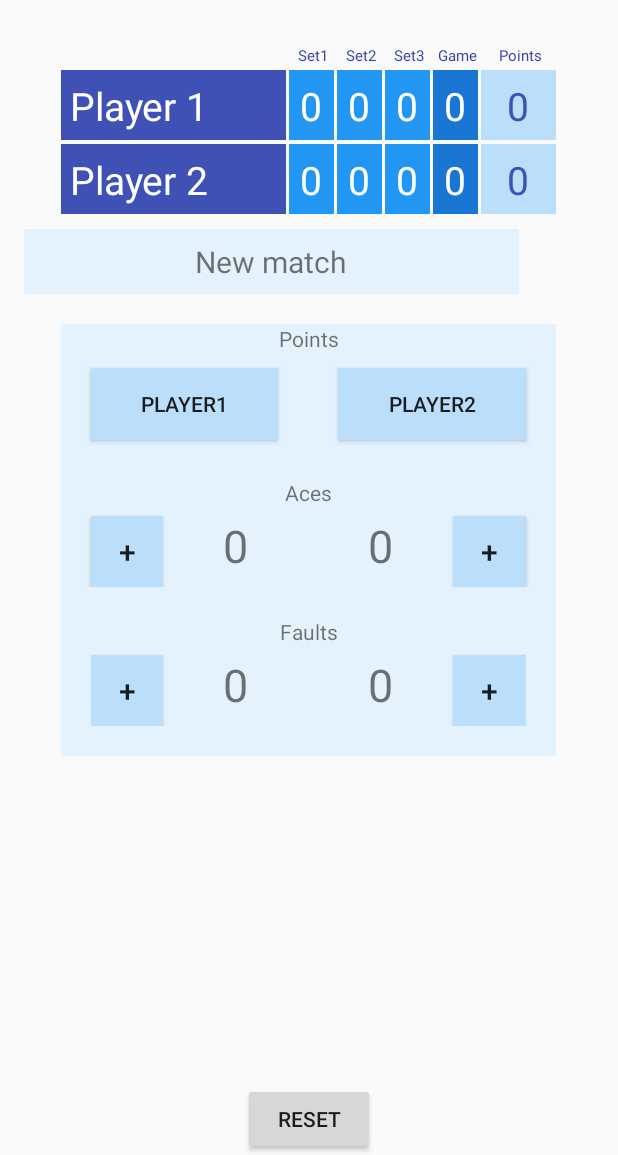
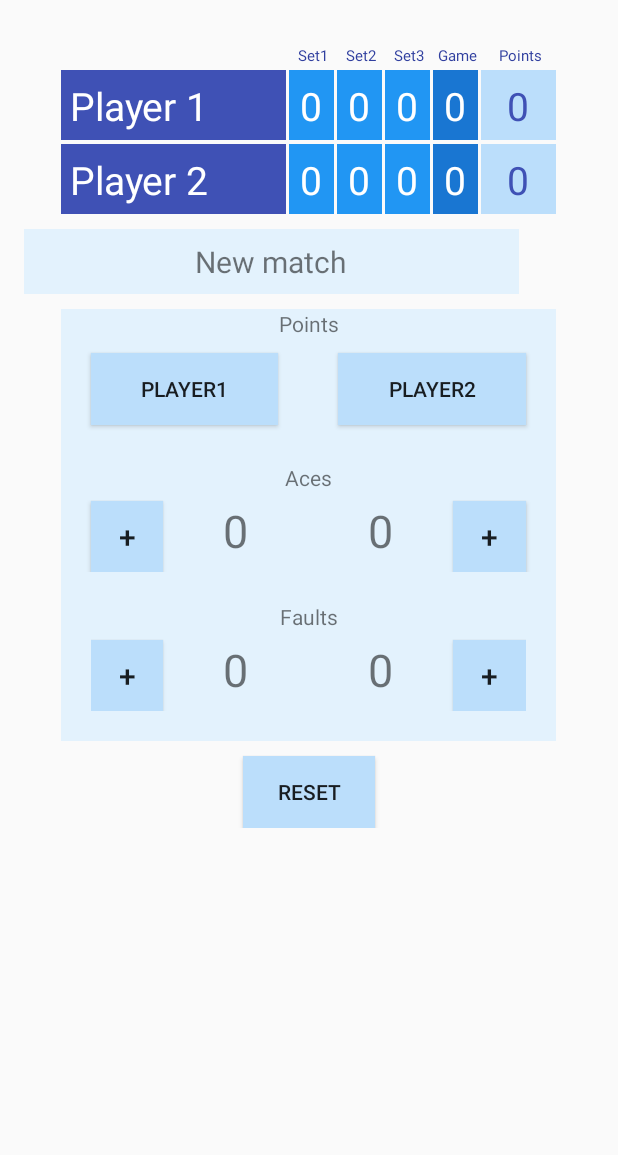
Before and after one commit to aploteo/TennisScores, an Android app: the screen it shows after launch (MainActivity), after a tap on "RESET", on a phone screen of 412 x 824 dp, the part 81-1236 px from its top. Run offline under Robolectric (Android 15) with nearby library versions, the phone set to English and light mode, and no system bars; 2 other taps on this screen came first.

Commit message:
Final version.

```diff
--- a/app/src/main/java/com/example/android/tennisscores/MainActivity.java
+++ b/app/src/main/java/com/example/android/tennisscores/MainActivity.java
@@ -77,6 +77,22 @@ public class MainActivity extends AppCompatActivity
         super.onCreate(savedInstanceState);
 
         setContentView(R.layout.activity_main);
+
+        pointsPlayer1TextView = findViewById(R.id.points_player1);
+        pointsPlayer2TextView = findViewById(R.id.points_player2);
+        gamePlayer1TextView = findViewById(R.id.game_player1);
+        gamePlayer2TextView = findViewById(R.id.game_player2);
+        set1Player1TextView = findViewById(R.id.set1_player1);
+        set1Player2TextView = findViewById(R.id.set1_player2);
+        set2Player1TextView = findViewById(R.id.set2_player1);
+        set2Player2TextView = findViewById(R.id.set2_player2);
+        set3Player1TextView = findViewById(R.id.set3_player1);
+        set3Player2TextView = findViewById(R.id.set3_player2);
+        messageTextView = findViewById(R.id.message);
+        acePlayer1TextView = findViewById(R.id.aces_player1);
+        acePlayer2TextView = findViewById(R.id.aces_player2);
+        faultPlayer1TextView = findViewById(R.id.faults_player1);
+        faultPlayer2TextView = findViewById(R.id.faults_player2);
     }
 
     /**
@@ -89,7 +105,6 @@ public class MainActivity extends AppCompatActivity
         {
             indexPlayer1 = 0;
             indexPlayer2 = 0;
-            gamePlayer1TextView = findViewById(R.id.game_player1);
             gamePlayer1TextView.setText(String.valueOf(++gamePlayer1));
             if (gamePlayer1 >= 6 && gamePlayer1 - gamePlayer2 >= 2)
             {
@@ -121,7 +136,6 @@ public class MainActivity extends AppCompatActivity
         {
             indexPlayer1 = 0;
             indexPlayer2 = 0;
-            gamePlayer2TextView = findViewById(R.id.game_player2);
             gamePlayer2TextView.setText(String.valueOf(++gamePlayer2));
             if (gamePlayer2 >= 6 && gamePlayer2 - gamePlayer1 >= 2)
             {
@@ -148,9 +162,7 @@ public class MainActivity extends AppCompatActivity
      */
     public void updatePoints()
     {
-        pointsPlayer1TextView = findViewById(R.id.points_player1);
         pointsPlayer1TextView.setText(playerPoints[indexPlayer1]);
-        pointsPlayer2TextView = findViewById(R.id.points_player2);
         pointsPlayer2TextView.setText(playerPoints[indexPlayer2]);
     }
 
@@ -161,29 +173,21 @@ public class MainActivity extends AppCompatActivity
     {
         if (setBeingPlayed == 1)
         {
-            set1Player1TextView = findViewById(R.id.set1_player1);
             set1Player1TextView.setText(String.valueOf(gamePlayer1));
-            set1Player2TextView = findViewById(R.id.set1_player2);
             set1Player2TextView.setText(String.valueOf(gamePlayer2));
         } else if (setBeingPlayed == 2)
         {
-            set2Player1TextView = findViewById(R.id.set2_player1);
             set2Player1TextView.setText(String.valueOf(gamePlayer1));
-            set2Player2TextView = findViewById(R.id.set2_player2);
             set2Player2TextView.setText(String.valueOf(gamePlayer2));
         } else
         {
-            set3Player1TextView = findViewById(R.id.set3_player1);
             set3Player1TextView.setText(String.valueOf(gamePlayer1));
-            set3Player2TextView = findViewById(R.id.set3_player2);
             set3Player2TextView.setText(String.valueOf(gamePlayer2));
         }
 
         gamePlayer1 = 0;
-        gamePlayer1TextView = findViewById(R.id.game_player1);
         gamePlayer1TextView.setText(String.valueOf(gamePlayer1));
         gamePlayer2 = 0;
-        gamePlayer2TextView = findViewById(R.id.game_player2);
         gamePlayer2TextView.setText(String.valueOf(gamePlayer2));
     }
 
@@ -271,9 +275,7 @@ public class MainActivity extends AppCompatActivity
      */
     public void updateAces()
     {
-        acePlayer1TextView = findViewById(R.id.aces_player1);
         acePlayer1TextView.setText(String.valueOf(acePlayer1));
-        acePlayer2TextView = findViewById(R.id.aces_player2);
         acePlayer2TextView.setText(String.valueOf(acePlayer2));
     }
 
@@ -300,9 +302,7 @@ public class MainActivity extends AppCompatActivity
      */
     public void updateFaults()
     {
-        faultPlayer1TextView = findViewById(R.id.faults_player1);
         faultPlayer1TextView.setText(String.valueOf(faultPlayer1));
-        faultPlayer2TextView = findViewById(R.id.faults_player2);
         faultPlayer2TextView.setText(String.valueOf(faultPlayer2));
     }
 
@@ -352,16 +352,10 @@ public class MainActivity extends AppCompatActivity
         setResults[1][1] = savedInstanceState.getInt(SET2_PLAYER_2);
         setResults[1][2] = savedInstanceState.getInt(SET3_PLAYER_2);
 
-        set1Player1TextView = findViewById(R.id.set1_player1);
-        set2Player1TextView = findViewById(R.id.set2_player1);
-        set3Player1TextView = findViewById(R.id.set3_player1);
         set1Player1TextView.setText(String.valueOf(setResults[0][0]));
         set2Player1TextView.setText(String.valueOf(setResults[0][1]));
         set3Player1TextView.setText(String.valueOf(setResults[0][2]));
 
-        set1Player2TextView = findViewById(R.id.set1_player2);
-        set2Player2TextView = findViewById(R.id.set2_player2);
-        set3Player2TextView = findViewById(R.id.set3_player2);
         set1Player2TextView.setText(String.valueOf(setResults[1][0]));
         set2Player2TextView.setText(String.valueOf(setResults[1][1]));
         set3Player2TextView.setText(String.valueOf(setResults[1][2]));
@@ -372,9 +366,7 @@ public class MainActivity extends AppCompatActivity
 
         gamePlayer1 = savedInstanceState.getInt(GAME_PLAYER_1);
         gamePlayer2 = savedInstanceState.getInt(GAME_PLAYER_2);
-        gamePlayer1TextView = findViewById(R.id.game_player1);
         gamePlayer1TextView.setText(String.valueOf(gamePlayer1));
-        gamePlayer2TextView = findViewById(R.id.game_player2);
         gamePlayer2TextView.setText(String.valueOf(gamePlayer2));
 
         setBeingPlayed = savedInstanceState.getInt(SET_BEING_PLAYED);
@@ -398,7 +390,6 @@ public class MainActivity extends AppCompatActivity
      */
     public void updateMessage()
     {
-        messageTextView = findViewById(R.id.message);
         messageTextView.setText(message);
     }
 }
--- a/app/src/main/res/layout/activity_main.xml
+++ b/app/src/main/res/layout/activity_main.xml
@@ -135,10 +135,10 @@
             android:id="@+id/message"
             android:layout_width="330dp"
             android:layout_height="wrap_content"
-            android:layout_marginBottom="@dimen/message_up"
+            android:layout_marginBottom="@dimen/message_down"
             android:layout_marginEnd="@dimen/message_right"
             android:layout_marginStart="@dimen/message_left"
-            android:layout_marginTop="@dimen/message_down"
+            android:layout_marginTop="@dimen/message_up"
             android:background="#E3F2FD"
             android:padding="8dp"
             android:text="@string/beginning"
@@ -305,8 +305,10 @@
         android:id="@+id/button"
         android:layout_width="wrap_content"
         android:layout_height="wrap_content"
-        android:layout_alignParentBottom="true"
+        android:layout_below="@+id/linearLayout"
         android:layout_centerHorizontal="true"
+        android:layout_marginTop="10dp"
+        android:background="#BBDEFB"
         android:onClick="resetScoreBoard"
         android:text="@string/reset" />
 
--- a/app/src/main/res/values/dimens.xml
+++ b/app/src/main/res/values/dimens.xml
@@ -1,6 +1,6 @@
 <?xml version="1.0" encoding="utf-8"?>
 <resources>
-    <dimen name="message_up">20dp</dimen>
+    <dimen name="message_up">10dp</dimen>
     <dimen name="message_down">10dp</dimen>
     <dimen name="message_left">16dp</dimen>
     <dimen name="message_right">16dp</dimen>
```
